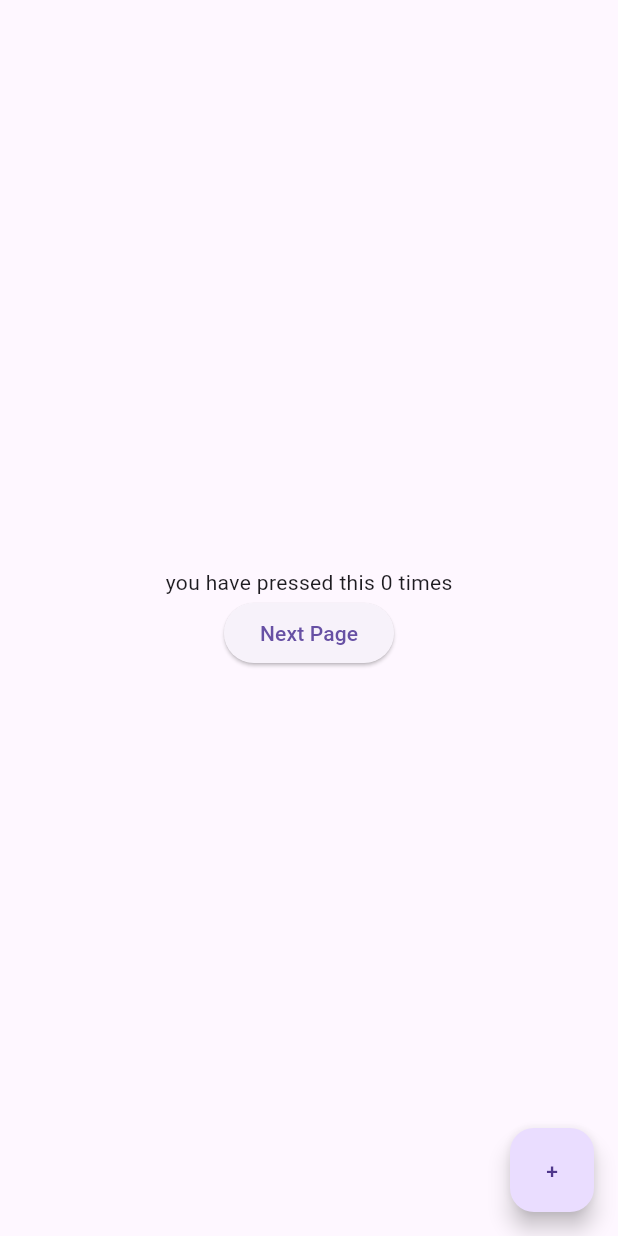
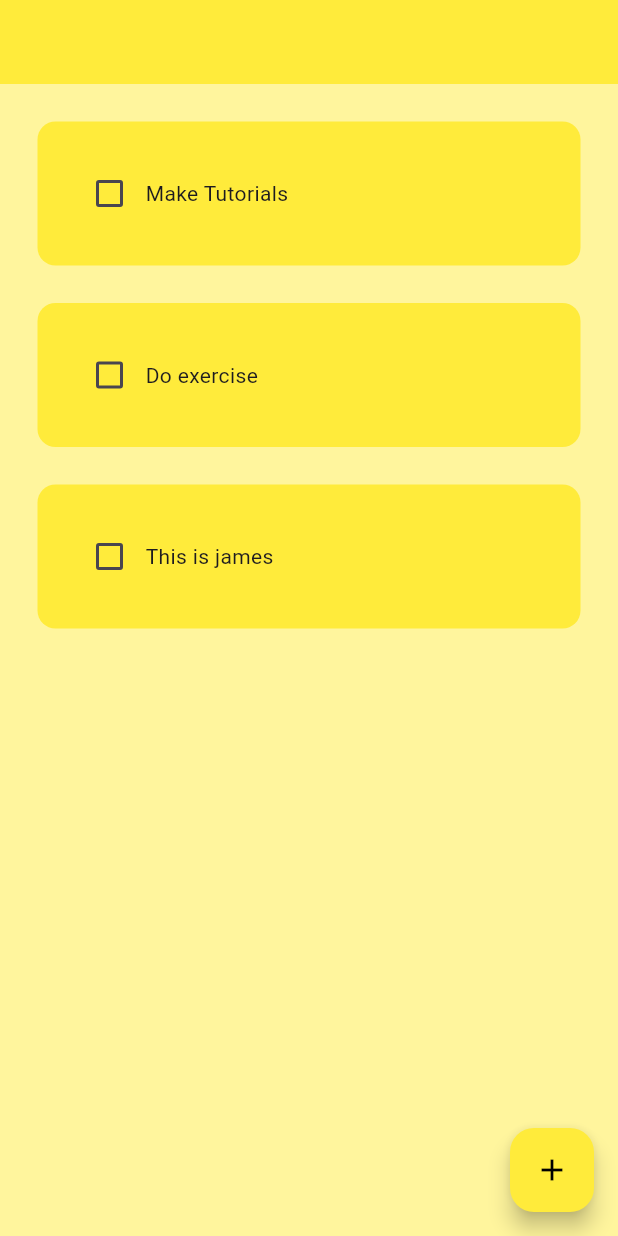
Before and after one commit to jamesthegreat2021/coffee-app-flutter, a Flutter app: the screen it shows after launch, on a phone screen of 412 x 824 dp. Run offline on Flutter 3.47's test engine with Material 3 defaults, Android fonts, the phone set to English and light mode, and no system bars; drawn by our look-alikes of flutter_slidable; our stand-ins replace hive_flutter; accounts and stored records are empty.

Commit message:
added the logics for the todo app

```diff
--- /dev/null
+++ b/lib/database/database.dart
@@ -0,0 +1,23 @@
+import 'package:hive_flutter/hive_flutter.dart';
+
+class ToDoDatabase{
+
+  List toDoList = [];
+  final _myBox = Hive.box('mybox');
+
+  void createInitialData(){
+    toDoList = [
+      ["Make Tutorials", false],
+      ["Do exercise", false],
+      ["This is james", false]
+    ];
+  }
+
+  void loadData(){
+    toDoList = _myBox.get('TODOLIST');
+  }
+
+  void updateDatabase(){
+    _myBox.put('TODOLIST', toDoList);
+  }
+}
--- a/lib/main.dart
+++ b/lib/main.dart
@@ -1,57 +1,34 @@
 import 'package:flutter/material.dart';
-import 'package:flutter_application_1/textpage.dart';
 
-void main(){
-  runApp(
-    MaterialApp(
-      debugShowCheckedModeBanner: false,
-      home: CounterIncrement(),
-      routes: {
-        '/textpage' : (context) {
-          return Textpage();
-        }
-      },
-    ),
-  );
+import 'package:flutter_application_1/pages/textpage.dart';
+import 'package:hive_flutter/hive_flutter.dart';
+
+
+
+void main() async {
+
+  //initialize the hive
+  await Hive.initFlutter();
+
+  var box = await Hive.openBox('mybox');
+
+
+  runApp(MyPage());
+
 }
 
-class CounterIncrement extends StatefulWidget {
+class MyPage extends StatelessWidget {
 
-  const CounterIncrement({super.key});
+  const MyPage({super.key});
 
   @override
-  State<CounterIncrement> createState() => _CounterIncrementState();
-}
-
-class _CounterIncrementState extends State<CounterIncrement> {
-  int counter = 0;
-  @override
   Widget build(BuildContext context) {
-    return Scaffold(
-      body: Column(
-        mainAxisAlignment: MainAxisAlignment.center,
-        children: [
-
-          Center(child: Text('you have pressed this $counter times'),),
-          ElevatedButton(
-            onPressed: (){
-
-              Navigator.pushNamed(context, '/textpage');
-
-            },
-            child: Text('Next Page'),
-            ),
-        ],
-      ),
-      floatingActionButton: FloatingActionButton(
-        onPressed: (){
-          setState(() {
-            counter = counter - 1 ;
-          });
-        },
-        child: Text('+'),
-        ),
-    );
-
+    return MaterialApp(
+      home: HomePage(),
+      debugShowCheckedModeBanner: false,
+      theme: ThemeData(
+        primarySwatch: Colors.yellow,
+        primaryColor: Colors.yellow),
+  );
   }
 }
--- /dev/null
+++ b/lib/pages/textpage.dart
@@ -0,0 +1,108 @@
+import 'package:flutter/material.dart';
+import 'package:flutter_application_1/database/database.dart';
+import 'package:flutter_application_1/pages/todo_list.dart';
+import 'package:flutter_application_1/utils/dialog_box.dart';
+import 'package:hive_flutter/hive_flutter.dart';
+
+
+class HomePage extends StatefulWidget {
+
+  const HomePage({super.key});
+
+  @override
+  State<HomePage> createState() => _HomePageState();
+}
+
+class _HomePageState extends State<HomePage> {
+  //refference the data box
+  final _myBox = Hive.box('mybox');
+  ToDoDatabase db = ToDoDatabase();
+
+  final TextEditingController _controller = TextEditingController();
+
+ @override
+ void initState(){
+  //for the first  time with data
+  if(_myBox.get('TODOLIST') == null) {
+    db.createInitialData();
+  } else {
+    db.loadData();
+  }
+  super.initState();
+ }
+
+
+   onChanged(bool? value, int index){
+
+    //the value has not been used or we can use it in this way
+   setState(() {
+     db.toDoList[index][1] = value;
+     db.updateDatabase();
+     //another option
+    // db.toDoList[index][1] = !db.toDoList[index][1];
+   });
+  }
+
+  void newDialoguePopup(){
+    showDialog(context: context,
+    builder: (context) {
+      return DialogBox(
+        controller: _controller,
+        onCancelProperty: (){
+          Navigator.of(context).pop();
+        },
+        onSave: onSave,
+      );
+    });
+  }
+
+  void onSave() {
+    setState(() {
+      db.toDoList.add([_controller.text,  false]);
+      _controller.clear();
+      db.updateDatabase();
+    });
+
+    Navigator.of(context).pop();
+  }
+
+  void deleteFunction(index){
+   setState(() {
+     db.toDoList.removeAt(index);
+     db.updateDatabase();
+   });
+  }
+
+
+  @override
+  Widget build(BuildContext context) {
+    return Scaffold(
+      backgroundColor: Colors.yellow[200],
+      appBar: AppBar(
+        backgroundColor: Colors.yellow,
+      ),
+      body: ListView.builder(
+       itemCount: db.toDoList.length,
+       itemBuilder: (context, index) {
+        return ToDoList(
+          deleteFunction: (context) => deleteFunction(index),
+          message: db.toDoList[index][0],
+          value: db.toDoList[index][1],
+          onChanged: (value)
+          {
+            onChanged(value, index);
+            },
+
+        );
+       },
+      ),
+      floatingActionButton: FloatingActionButton(
+        onPressed: newDialoguePopup,
+        backgroundColor: Theme.of(context).primaryColor,
+        foregroundColor: Colors.black,
+        child: Icon(Icons.add),
+        ),
+
+    );
+  }
+}
--- /dev/null
+++ b/lib/pages/todo_list.dart
@@ -0,0 +1,59 @@
+import 'package:flutter/material.dart';
+import 'package:flutter_slidable/flutter_slidable.dart';
+
+class ToDoList extends StatefulWidget {
+
+  ToDoList({super.key, required this.message, required this.value, required this.onChanged, required this.deleteFunction});
+  final String message;
+  final bool value;
+  final Function(bool?)? onChanged;
+  Function(BuildContext) deleteFunction;
+
+  @override
+  State<ToDoList> createState() => _ToDoListState();
+}
+
+class _ToDoListState extends State<ToDoList> {
+
+  @override
+  Widget build(BuildContext context) {
+    return Padding(
+      padding: EdgeInsets.only(top: 25, bottom: 0, left: 25, right: 25),
+      child: Slidable(
+        endActionPane: ActionPane(
+          motion: StretchMotion(),
+          children: [
+            SlidableAction(onPressed: widget.deleteFunction,
+            icon: Icons.delete,
+            backgroundColor: Colors.red.shade300,
+            borderRadius: BorderRadius.circular(12),
+            ),
+          ]),
+        child: Container(
+          decoration: BoxDecoration(
+            color: Colors.yellow,
+            borderRadius: BorderRadius.circular(12),
+          ),
+
+
+          padding:  EdgeInsets.all(24),
+
+          child: Row(
+            children: [
+              Checkbox(
+                value: widget.value,
+                onChanged: widget.onChanged,
+
+                ),
+              Text(widget.message,
+              style: TextStyle(
+                decoration: widget.value ? TextDecoration.lineThrough : TextDecoration.none
+              ),)
+            ],
+          ),
+
+        ),
+      ),
+    );
+  }
+}
```
Also changed, not shown: lib/textpage.dart (deleted, +0 -36 lines), lib/utils/dialog_box.dart (added, +41 -0 lines), lib/utils/my_button.dart (added, +22 -0 lines), pubspec.yaml (+9 -0 lines), pubspec.lock, 1 other file.
